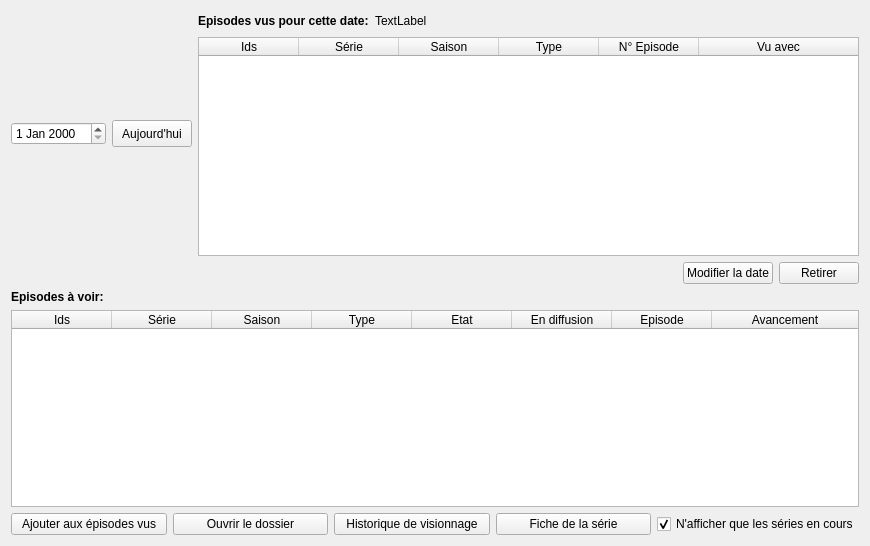
Above: src/ui/tabs/planning_tab.ui from seigneurfuo/MyAnimeManager3 before the change. Below: the same form after it.
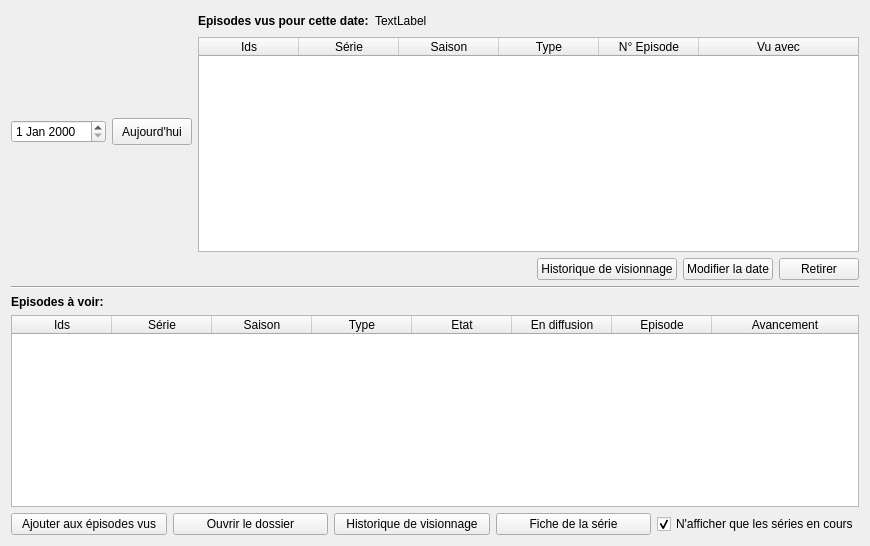
That is the form after the change. Icons and pictures are not drawn.

Commit message: Ajout d'un bouton de l'affichage de l'historique dans le tableau des dates passées.

Diff of the .ui file:
```diff
--- a/src/ui/tabs/planning_tab.ui
+++ b/src/ui/tabs/planning_tab.ui
@@ -14,6 +14,173 @@
    <string>Form</string>
   </property>
   <layout class="QGridLayout" name="gridLayout">
+   <item row="3" column="0">
+    <layout class="QVBoxLayout" name="verticalLayout_16">
+     <item>
+      <widget class="QLabel" name="label_80">
+       <property name="font">
+        <font>
+         <weight>75</weight>
+         <bold>true</bold>
+        </font>
+       </property>
+       <property name="text">
+        <string>Episodes à voir:</string>
+       </property>
+      </widget>
+     </item>
+     <item>
+      <widget class="QTableWidget" name="tableWidget_6">
+       <property name="minimumSize">
+        <size>
+         <width>497</width>
+         <height>164</height>
+        </size>
+       </property>
+       <property name="font">
+        <font>
+         <weight>50</weight>
+         <bold>false</bold>
+        </font>
+       </property>
+       <property name="layoutDirection">
+        <enum>Qt::LeftToRight</enum>
+       </property>
+       <property name="editTriggers">
+        <set>QAbstractItemView::NoEditTriggers</set>
+       </property>
+       <property name="selectionMode">
+        <enum>QAbstractItemView::SingleSelection</enum>
+       </property>
+       <property name="selectionBehavior">
+        <enum>QAbstractItemView::SelectRows</enum>
+       </property>
+       <property name="verticalScrollMode">
+        <enum>QAbstractItemView::ScrollPerPixel</enum>
+       </property>
+       <property name="horizontalScrollMode">
+        <enum>QAbstractItemView::ScrollPerPixel</enum>
+       </property>
+       <attribute name="horizontalHeaderStretchLastSection">
+        <bool>true</bool>
+       </attribute>
+       <attribute name="verticalHeaderVisible">
+        <bool>false</bool>
+       </attribute>
+       <attribute name="verticalHeaderMinimumSectionSize">
+        <number>20</number>
+       </attribute>
+       <attribute name="verticalHeaderDefaultSectionSize">
+        <number>20</number>
+       </attribute>
+       <attribute name="verticalHeaderStretchLastSection">
+        <bool>false</bool>
+       </attribute>
+       <column>
+        <property name="text">
+         <string>Ids</string>
+        </property>
+       </column>
+       <column>
+        <property name="text">
+         <string>Série</string>
+        </property>
+       </column>
+       <column>
+        <property name="text">
+         <string>Saison</string>
+        </property>
+       </column>
+       <column>
+        <property name="text">
+         <string>Type</string>
+        </property>
+       </column>
+       <column>
+        <property name="text">
+         <string>Etat</string>
+        </property>
+       </column>
+       <column>
+        <property name="text">
+         <string>En diffusion</string>
+        </property>
+       </column>
+       <column>
+        <property name="text">
+         <string>Episode</string>
+        </property>
+       </column>
+       <column>
+        <property name="text">
+         <string>Avancement</string>
+        </property>
+       </column>
+      </widget>
+     </item>
+     <item>
+      <layout class="QHBoxLayout" name="horizontalLayout_43">
+       <item>
+        <widget class="QPushButton" name="add_to_watched_list_button">
+         <property name="text">
+          <string>Ajouter aux épisodes vus</string>
+         </property>
+         <property name="icon">
+          <iconset>
+           <normaloff>../../resources/icons/eye-plus.png</normaloff>../../resources/icons/eye-plus.png</iconset>
+         </property>
+        </widget>
+       </item>
+       <item>
+        <widget class="QPushButton" name="open_folder_button">
+         <property name="text">
+          <string>Ouvrir le dossier</string>
+         </property>
+         <property name="icon">
+          <iconset>
+           <normaloff>../../resources/icons/folder-horizontal-open.png</normaloff>../../resources/icons/folder-horizontal-open.png</iconset>
+         </property>
+        </widget>
+       </item>
+       <item>
+        <widget class="QPushButton" name="to_watch_table_show_view_history_button">
+         <property name="enabled">
+          <bool>true</bool>
+         </property>
+         <property name="text">
+          <string>Historique de visionnage</string>
+         </property>
+         <property name="icon">
+          <iconset>
+           <normaloff>../../resources/icons/film-timeline.png</normaloff>../../resources/icons/film-timeline.png</iconset>
+         </property>
+        </widget>
+       </item>
+       <item>
+        <widget class="QPushButton" name="go_to_serie_data_button">
+         <property name="text">
+          <string>Fiche de la série</string>
+         </property>
+         <property name="icon">
+          <iconset>
+           <normaloff>../../resources/icons/films.png</normaloff>../../resources/icons/films.png</iconset>
+         </property>
+        </widget>
+       </item>
+       <item>
+        <widget class="QCheckBox" name="checkBox_4">
+         <property name="text">
+          <string>N'afficher que les séries en cours</string>
+         </property>
+         <property name="checked">
+          <bool>true</bool>
+         </property>
+        </widget>
+       </item>
+      </layout>
+     </item>
+    </layout>
+   </item>
    <item row="0" column="0">
     <layout class="QHBoxLayout" name="horizontalLayout_2" stretch="0,1">
      <item>
@@ -187,173 +354,6 @@
      </item>
     </layout>
    </item>
-   <item row="2" column="0">
-    <layout class="QVBoxLayout" name="verticalLayout_16">
-     <item>
-      <widget class="QLabel" name="label_80">
-       <property name="font">
-        <font>
-         <weight>75</weight>
-         <bold>true</bold>
-        </font>
-       </property>
-       <property name="text">
-        <string>Episodes à voir:</string>
-       </property>
-      </widget>
-     </item>
-     <item>
-      <widget class="QTableWidget" name="tableWidget_6">
-       <property name="minimumSize">
-        <size>
-         <width>497</width>
-         <height>164</height>
-        </size>
-       </property>
-       <property name="font">
-        <font>
-         <weight>50</weight>
-         <bold>false</bold>
-        </font>
-       </property>
-       <property name="layoutDirection">
-        <enum>Qt::LeftToRight</enum>
-       </property>
-       <property name="editTriggers">
-        <set>QAbstractItemView::NoEditTriggers</set>
-       </property>
-       <property name="selectionMode">
-        <enum>QAbstractItemView::SingleSelection</enum>
-       </property>
-       <property name="selectionBehavior">
-        <enum>QAbstractItemView::SelectRows</enum>
-       </property>
-       <property name="verticalScrollMode">
-        <enum>QAbstractItemView::ScrollPerPixel</enum>
-       </property>
-       <property name="horizontalScrollMode">
-        <enum>QAbstractItemView::ScrollPerPixel</enum>
-       </property>
-       <attribute name="horizontalHeaderStretchLastSection">
-        <bool>true</bool>
-       </attribute>
-       <attribute name="verticalHeaderVisible">
-        <bool>false</bool>
-       </attribute>
-       <attribute name="verticalHeaderMinimumSectionSize">
-        <number>20</number>
-       </attribute>
-       <attribute name="verticalHeaderDefaultSectionSize">
-        <number>20</number>
-       </attribute>
-       <attribute name="verticalHeaderStretchLastSection">
-        <bool>false</bool>
-       </attribute>
-       <column>
-        <property name="text">
-         <string>Ids</string>
-        </property>
-       </column>
-       <column>
-        <property name="text">
-         <string>Série</string>
-        </property>
-       </column>
-       <column>
-        <property name="text">
-         <string>Saison</string>
-        </property>
-       </column>
-       <column>
-        <property name="text">
-         <string>Type</string>
-        </property>
-       </column>
-       <column>
-        <property name="text">
-         <string>Etat</string>
-        </property>
-       </column>
-       <column>
-        <property name="text">
-         <string>En diffusion</string>
-        </property>
-       </column>
-       <column>
-        <property name="text">
-         <string>Episode</string>
-        </property>
-       </column>
-       <column>
-        <property name="text">
-         <string>Avancement</string>
-        </property>
-       </column>
-      </widget>
-     </item>
-     <item>
-      <layout class="QHBoxLayout" name="horizontalLayout_43">
-       <item>
-        <widget class="QPushButton" name="add_to_watched_list_button">
-         <property name="text">
-          <string>Ajouter aux épisodes vus</string>
-         </property>
-         <property name="icon">
-          <iconset>
-           <normaloff>../../resources/icons/eye-plus.png</normaloff>../../resources/icons/eye-plus.png</iconset>
-         </property>
-        </widget>
-       </item>
-       <item>
-        <widget class="QPushButton" name="open_folder_button">
-         <property name="text">
-          <string>Ouvrir le dossier</string>
-         </property>
-         <property name="icon">
-          <iconset>
-           <normaloff>../../resources/icons/folder-horizontal-open.png</normaloff>../../resources/icons/folder-horizontal-open.png</iconset>
-         </property>
-        </widget>
-       </item>
-       <item>
-        <widget class="QPushButton" name="show_view_history_button">
-         <property name="enabled">
-          <bool>true</bool>
-         </property>
-         <property name="text">
-          <string>Historique de visionnage</string>
-         </property>
-         <property name="icon">
-          <iconset>
-           <normaloff>../../resources/icons/film-timeline.png</normaloff>../../resources/icons/film-timeline.png</iconset>
-         </property>
-        </widget>
-       </item>
-       <item>
-        <widget class="QPushButton" name="go_to_serie_data_button">
-         <property name="text">
-          <string>Fiche de la série</string>
-         </property>
-         <property name="icon">
-          <iconset>
-           <normaloff>../../resources/icons/films.png</normaloff>../../resources/icons/films.png</iconset>
-         </property>
-        </widget>
-       </item>
-       <item>
-        <widget class="QCheckBox" name="checkBox_4">
-         <property name="text">
-          <string>N'afficher que les séries en cours</string>
-         </property>
-         <property name="checked">
-          <bool>true</bool>
-         </property>
-        </widget>
-       </item>
-      </layout>
-     </item>
-    </layout>
-   </item>
    <item row="1" column="0">
     <layout class="QHBoxLayout" name="horizontalLayout_45">
      <item>
@@ -369,6 +369,17 @@
        </property>
       </spacer>
      </item>
+     <item>
+      <widget class="QPushButton" name="watched_table_show_view_history_button">
+       <property name="text">
+        <string>Historique de visionnage</string>
+       </property>
+       <property name="icon">
+        <iconset>
+         <normaloff>../../resources/icons/film-timeline.png</normaloff>../../resources/icons/film-timeline.png</iconset>
+       </property>
+      </widget>
+     </item>
      <item>
       <widget class="QPushButton" name="change_date_button">
        <property name="text">
@@ -402,6 +413,13 @@
      </item>
     </layout>
    </item>
+   <item row="2" column="0">
+    <widget class="Line" name="line">
+     <property name="orientation">
+      <enum>Qt::Horizontal</enum>
+     </property>
+    </widget>
+   </item>
   </layout>
  </widget>
  <resources/>
```
The commit also changes 1 other file.
